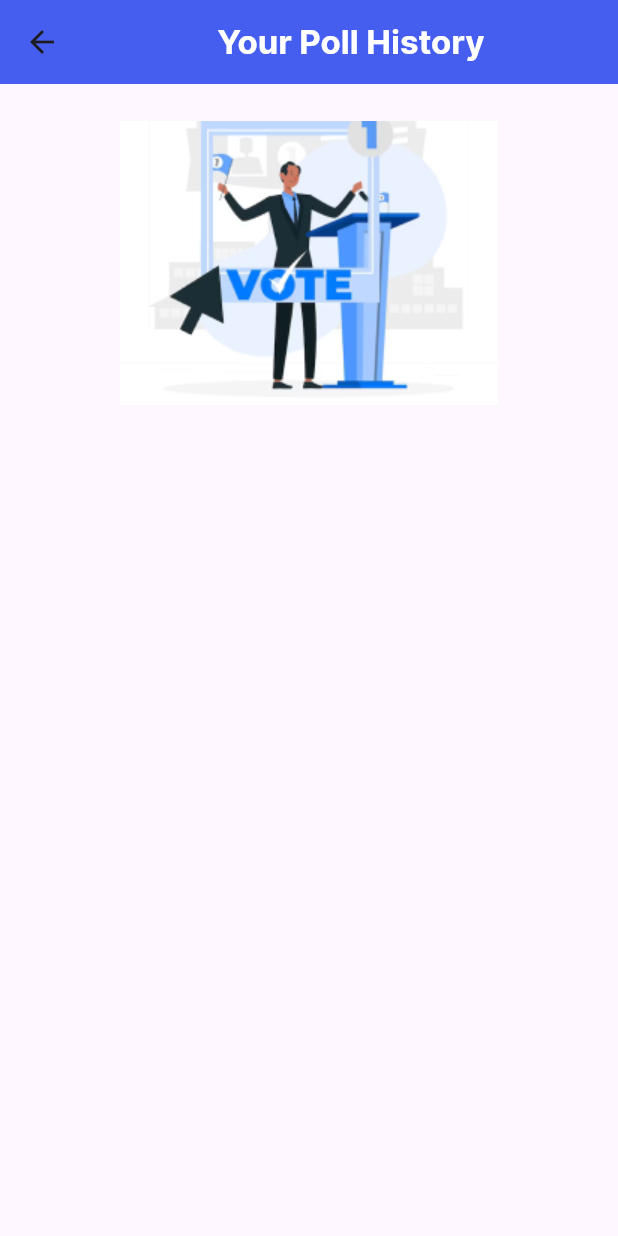
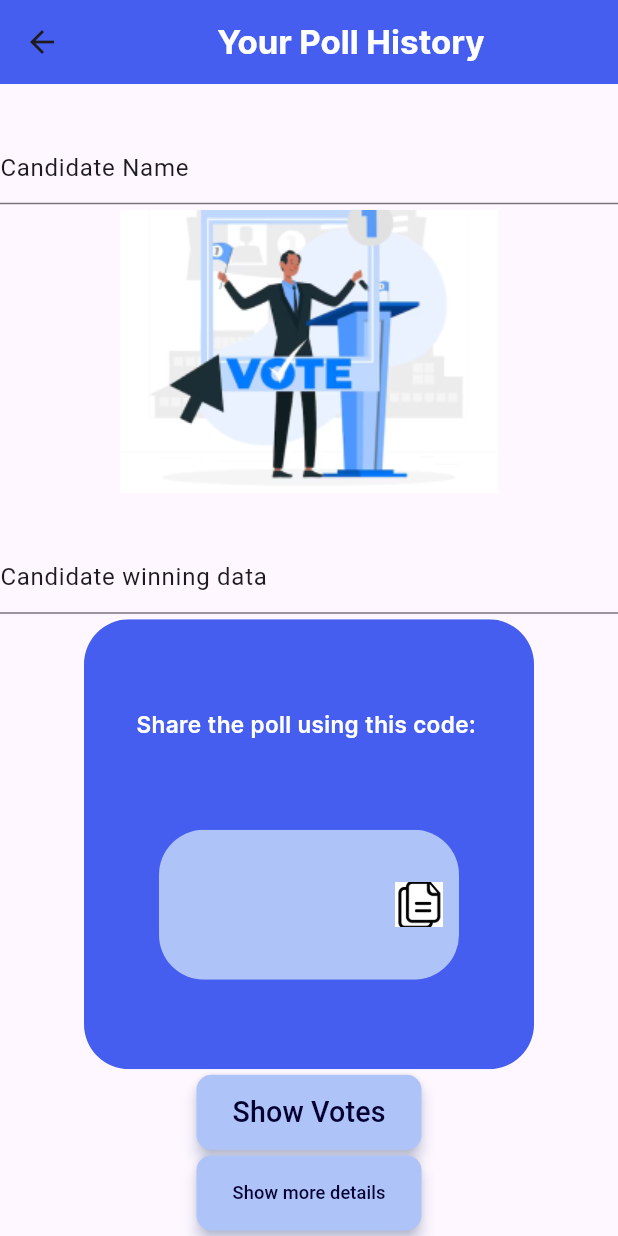
Before and after one commit to YoussefNassar2024/ElectionSystem, a Flutter app: the HistoryScreen screen opened directly, on a phone screen of 412 x 824 dp. Run offline on Flutter 3.47's test engine with Material 3 defaults, Android fonts, the phone set to English and light mode, and no system bars; our stand-ins replace cloud_firestore, firebase_auth, firebase_core, firebase_storage, google_sign_in, image_picker; missing offline and left inert: firebase_app_check; accounts and stored records are empty.

Commit message:
Added history screen

```diff
--- a/vote/lib/screens/history/history_screen.dart
+++ b/vote/lib/screens/history/history_screen.dart
@@ -1,5 +1,6 @@
 import 'package:flutter/material.dart';
 import 'package:vote/custom_components/custom_space.dart';
+import 'package:vote/custom_components/custom_button.dart';
 import 'package:vote/style/style.dart';
 
 class HistoryScreen extends StatefulWidget {
@@ -26,10 +27,86 @@ class _HistoryScreenState extends State<HistoryScreen> {
       ),
       body: Column(
         crossAxisAlignment: CrossAxisAlignment.center,
+        mainAxisAlignment: MainAxisAlignment.spaceEvenly,
         children: [
           customVerticalSpace(context: context),
+          TextField(
+            controller: TextEditingController(text: "Candidate Name"),
+          ), // Add candidate name here
           Center(child: Image.asset("assets/images/history.png")),
           customVerticalSpace(context: context),
+          TextField(
+            controller: TextEditingController(text: "Candidate winning data"),
+          ), // Add data of how far his votes are, etc
+          ClipRRect(
+            borderRadius: BorderRadius.circular(30),
+            child: Container(
+              height: 300,
+              width: 300,
+              color: CustomStyle.colorPalette.purple,
+              child: Column(
+                mainAxisAlignment: MainAxisAlignment.spaceEvenly,
+                children: [
+                  Text("Share the poll using this code: ",
+                      textAlign: TextAlign.left,
+                      style: TextStyle(
+                          color: CustomStyle.colorPalette.white,
+                          fontSize: CustomStyle.fontSizes.subMediumFont,
+                          fontFamily: CustomStyle.semiBoldFont)),
+                  ClipRRect(
+                    borderRadius: BorderRadius.circular(30),
+                    child: Container(
+                        height: 100,
+                        width: 200,
+                        color: CustomStyle.colorPalette.lightPurple,
+                        child: SizedBox(
+                            height: 20,
+                            width: 20,
+                            child: Align(
+                                alignment: const Alignment(1.5, -1),
+                                child: IconButton(
+                                  onPressed: () {
+                                    //TODO: add copy function
+                                  },
+                                  icon: Image.asset('assets/images/copy.png'),
+                                  iconSize: 20,
+                                  padding: const EdgeInsets.all(35),
+                                )))),
+                  )
+                ],
+              ),
+            ),
+          ),
+          customButton(
+            context: context,
+            onPressed: () {
+              // Navigator.pushReplacement(context,
+              //     MaterialPageRoute(builder: (context) => ()));
+            },
+            childText: "Show Votes",
+            color: CustomStyle.colorPalette.lightPurple,
+            width: 150,
+            height: 50,
+            textStyle: TextStyle(
+                color: CustomStyle.colorPalette.darkPurple,
+                fontSize: CustomStyle.fontSizes.largeFont),
+          ),
+
+          customButton(
+            context: context,
+            onPressed: () {
+              // Navigator.pushReplacement(context,
+              //     MaterialPageRoute(builder: (context) => ()));
+            },
+            childText: "Show more details",
+            color: CustomStyle.colorPalette.lightPurple,
+            width: 150,
+            height: 50,
+            textStyle: TextStyle(
+                color: CustomStyle.colorPalette.darkPurple,
+                fontSize: CustomStyle.fontSizes.largeFont),
+          ),
+
           //TODO: add code to read history and show cards
         ],
       ),
```
